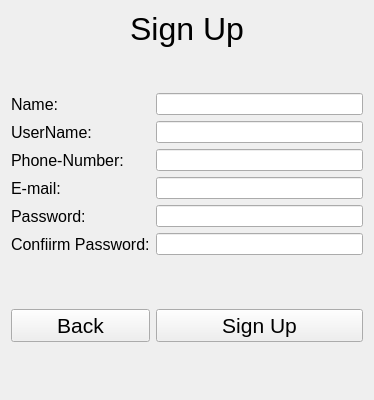
Above: Client/Presentation/SignUp/signuppage.ui from Mohsenhatami000/AP-Project before the change. Below: the same form after it.
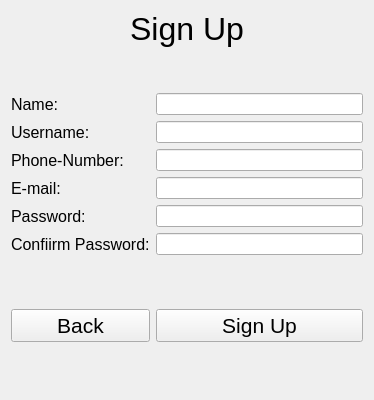
That is the form after the change.

Commit message: fix: correct tab order in UI forms

Patch:
```diff
--- a/Client/Presentation/SignUp/signuppage.ui
+++ b/Client/Presentation/SignUp/signuppage.ui
@@ -68,7 +68,7 @@
       </font>
      </property>
      <property name="text">
-      <string>UserName:</string>
+      <string>Username:</string>
      </property>
     </widget>
    </item>
```
Left out of the diff: 10 changed lines with no effect on the pictures. The commit also changes 5 other files.
